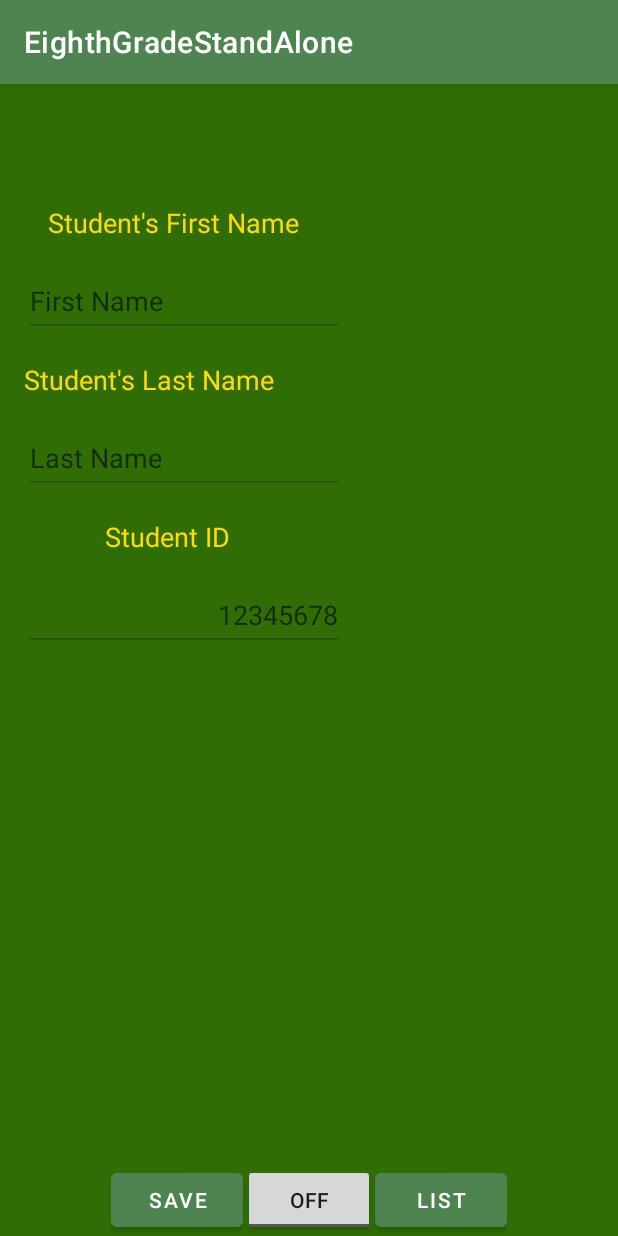
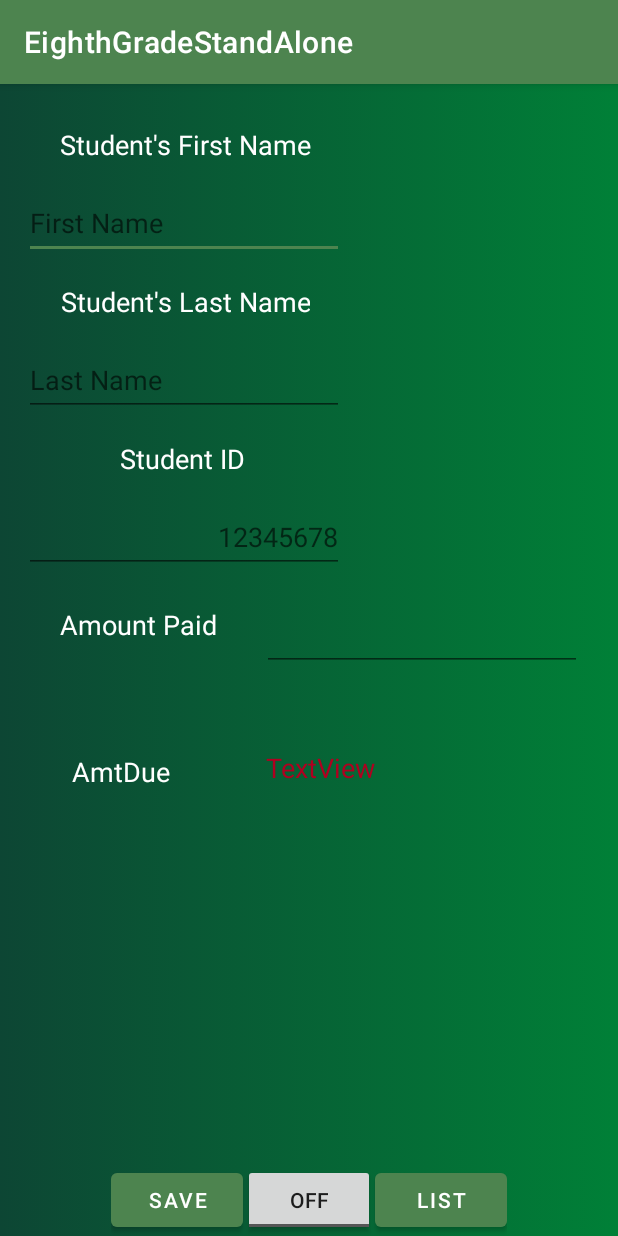
Before and after one commit to Jmaude/EighthGradeStandAlone, an Android app: the AdminInputData screen opened directly, with no data from a screen before it, on a phone screen of 412 x 824 dp. Run offline under Robolectric (Android 15) with nearby library versions, the phone set to English and light mode, and no system bars.

Commit message:
Making things pretty oh and an update to Student()

```diff
--- a/app/src/main/java/com/example/eighthgradestandalone/AdminInputData.java
+++ b/app/src/main/java/com/example/eighthgradestandalone/AdminInputData.java
@@ -23,7 +23,7 @@ public class AdminInputData extends AppCompatActivity {
         initTextChangeEvents();
         initSaveButton();
         initToggleButton();
-        setForEditing(false);
+        setForEditing(true);
         initListView();
 
 
@@ -80,6 +80,25 @@ public class AdminInputData extends AppCompatActivity {
             @Override
             public void afterTextChanged(Editable s) {
                 currentStudent.setStdNum(Integer.parseInt(etStudentID.getText().toString()));
+            }
+        });
+
+        final EditText etAmountPaid = findViewById(R.id.editAmountPaidInput);
+        etAmountPaid.addTextChangedListener(new TextWatcher() {
+            @Override
+            public void beforeTextChanged(CharSequence s, int start, int count, int after) {
+
+            }
+
+            @Override
+            public void onTextChanged(CharSequence s, int start, int before, int count) {
+
+            }
+
+            @Override
+            public void afterTextChanged(Editable s) {
+                currentStudent.setAmountPaid(Integer.parseInt(etAmountPaid.getText().toString()));
+
             }
         });
 
--- a/app/src/main/res/layout/activity_admin_input_data.xml
+++ b/app/src/main/res/layout/activity_admin_input_data.xml
@@ -12,12 +12,13 @@
         android:id="@+id/scrollView3"
         android:layout_width="match_parent"
         android:layout_height="match_parent"
+        android:background="@drawable/gradient_background"
         app:layout_constraintBottom_toBottomOf="parent"
         app:layout_constraintEnd_toEndOf="parent"
-        app:layout_constraintHorizontal_bias="1.0"
+        app:layout_constraintHorizontal_bias="0.0"
         app:layout_constraintStart_toStartOf="parent"
         app:layout_constraintTop_toTopOf="parent"
-        app:layout_constraintVertical_bias="1.0">
+        app:layout_constraintVertical_bias="0.0">
 
         <androidx.constraintlayout.widget.ConstraintLayout
             android:layout_width="match_parent"
@@ -27,22 +28,50 @@
                 android:id="@+id/textView5"
                 android:layout_width="wrap_content"
                 android:layout_height="wrap_content"
-                android:layout_marginStart="70dp"
+                android:layout_marginStart="80dp"
                 android:layout_marginTop="16dp"
                 android:text="@string/studentIDtext"
-                android:textColor="@color/sunflower"
+                android:textAlignment="center"
+                android:textColor="@color/white"
                 android:textSize="@dimen/text_size_md"
                 app:layout_constraintStart_toStartOf="parent"
                 app:layout_constraintTop_toBottomOf="@+id/editStdLastName" />
 
             <TextView
+                android:id="@+id/labelAmtPay"
+                android:layout_width="wrap_content"
+                android:layout_height="wrap_content"
+                android:layout_marginStart="40dp"
+                android:layout_marginTop="22dp"
+                android:text="@string/amountPaid"
+                android:textAlignment="center"
+                android:textColor="@color/white"
+                android:textSize="@dimen/text_size_md"
+                app:layout_constraintStart_toStartOf="parent"
+                app:layout_constraintTop_toBottomOf="@+id/editStdNum" />
+
+            <TextView
+                android:id="@+id/labelAmtPay2"
+                android:layout_width="wrap_content"
+                android:layout_height="wrap_content"
+                android:layout_marginStart="48dp"
+                android:layout_marginTop="120dp"
+                android:text="@string/AmtDue"
+                android:textAlignment="center"
+                android:textColor="@color/white"
+                android:textSize="@dimen/text_size_md"
+                app:layout_constraintStart_toStartOf="parent"
+                app:layout_constraintTop_toBottomOf="@+id/editStdNum" />
+
+            <TextView
                 android:id="@+id/textView3"
                 android:layout_width="wrap_content"
                 android:layout_height="wrap_content"
-                android:layout_marginStart="32dp"
-                android:layout_marginTop="80dp"
+                android:layout_marginStart="40dp"
+                android:layout_marginTop="28dp"
                 android:text="@string/stdNameFirst"
-                android:textColor="@color/sunflower"
+                android:textAlignment="center"
+                android:textColor="@color/white"
                 android:textSize="@dimen/text_size_md"
                 app:layout_constraintStart_toStartOf="parent"
                 app:layout_constraintTop_toTopOf="parent" />
@@ -77,10 +106,11 @@
                 android:id="@+id/editText4"
                 android:layout_width="wrap_content"
                 android:layout_height="wrap_content"
-                android:layout_marginStart="16dp"
+                android:layout_marginStart="40dp"
                 android:layout_marginTop="16dp"
                 android:text="@string/lastName2"
-                android:textColor="@color/sunflower"
+                android:textAlignment="center"
+                android:textColor="@color/white"
                 android:textSize="@dimen/text_size_md"
                 app:layout_constraintStart_toStartOf="parent"
                 app:layout_constraintTop_toBottomOf="@+id/editStdFirstName" />
@@ -91,13 +121,39 @@
                 android:layout_height="wrap_content"
                 android:layout_marginStart="16dp"
                 android:layout_marginTop="16dp"
+                android:layout_marginBottom="300dp"
                 android:ems="10"
                 android:hint="@string/studentID"
                 android:inputType="number"
                 android:minHeight="48dp"
                 android:textAlignment="textEnd"
+                app:layout_constraintBottom_toBottomOf="parent"
                 app:layout_constraintStart_toStartOf="parent"
                 app:layout_constraintTop_toBottomOf="@+id/textView5" />
+
+            <EditText
+                android:id="@+id/editAmountPaidInput"
+                android:layout_width="wrap_content"
+                android:layout_height="wrap_content"
+                android:layout_marginTop="20dp"
+                android:layout_marginEnd="24dp"
+                android:ems="10"
+                android:inputType="numberDecimal"
+                android:textSize="@dimen/text_size_md"
+                app:layout_constraintEnd_toEndOf="parent"
+                app:layout_constraintTop_toBottomOf="@+id/editStdNum" />
+
+            <TextView
+                android:id="@+id/textView9"
+                android:layout_width="wrap_content"
+                android:layout_height="wrap_content"
+                android:layout_marginStart="64dp"
+                android:layout_marginTop="52dp"
+                android:text="TextView"
+                android:textColor="@color/design_default_color_error"
+                android:textSize="@dimen/text_size_md"
+                app:layout_constraintStart_toEndOf="@+id/labelAmtPay2"
+                app:layout_constraintTop_toBottomOf="@+id/editAmountPaidInput" />
 
         </androidx.constraintlayout.widget.ConstraintLayout>
     </ScrollView>
--- a/app/src/main/res/layout/activity_admin_student_list.xml
+++ b/app/src/main/res/layout/activity_admin_student_list.xml
@@ -36,6 +36,7 @@
         android:layout_marginTop="8dp"
         android:layout_marginEnd="8dp"
         android:layout_marginBottom="8dp"
+        android:background="@drawable/gradient_background"
         app:layout_constraintBottom_toTopOf="@+id/navBar"
         app:layout_constraintEnd_toEndOf="parent"
         app:layout_constraintStart_toStartOf="parent"
```
Also changed, not shown: app/src/main/java/com/example/eighthgradestandalone/Student.java (+11 -12 lines), app/src/main/java/com/example/eighthgradestandalone/StudentAdapter.java (+1 -9 lines), app/src/main/res/layout/admin_std_list_item.xml (+45 -9 lines).
